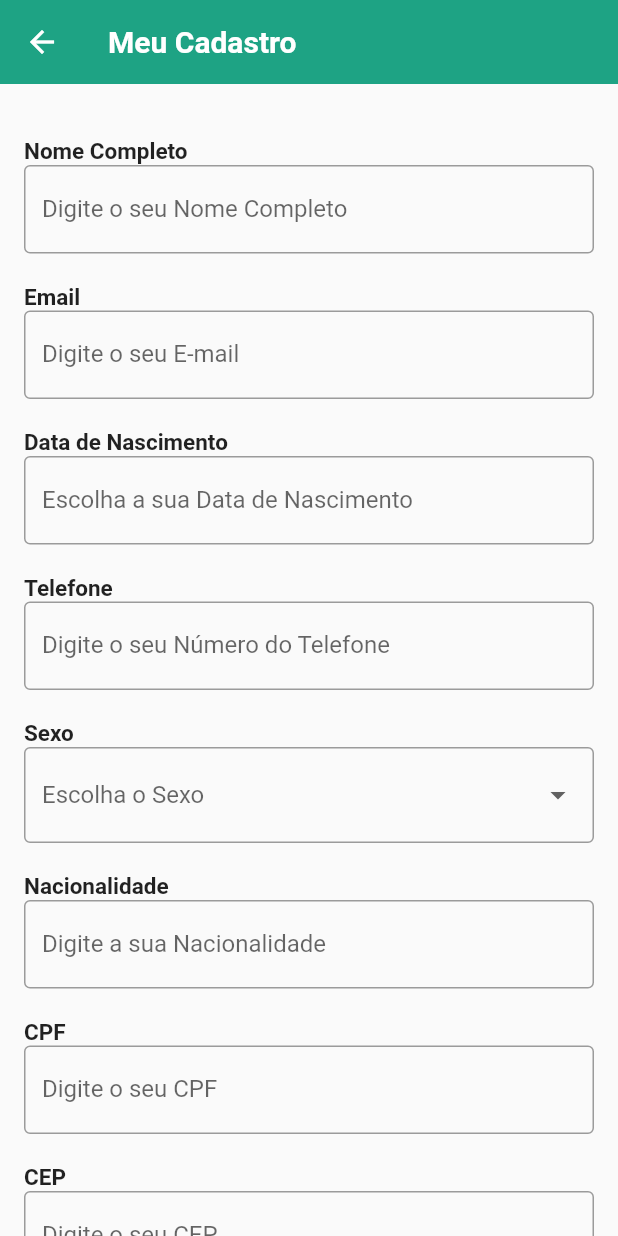
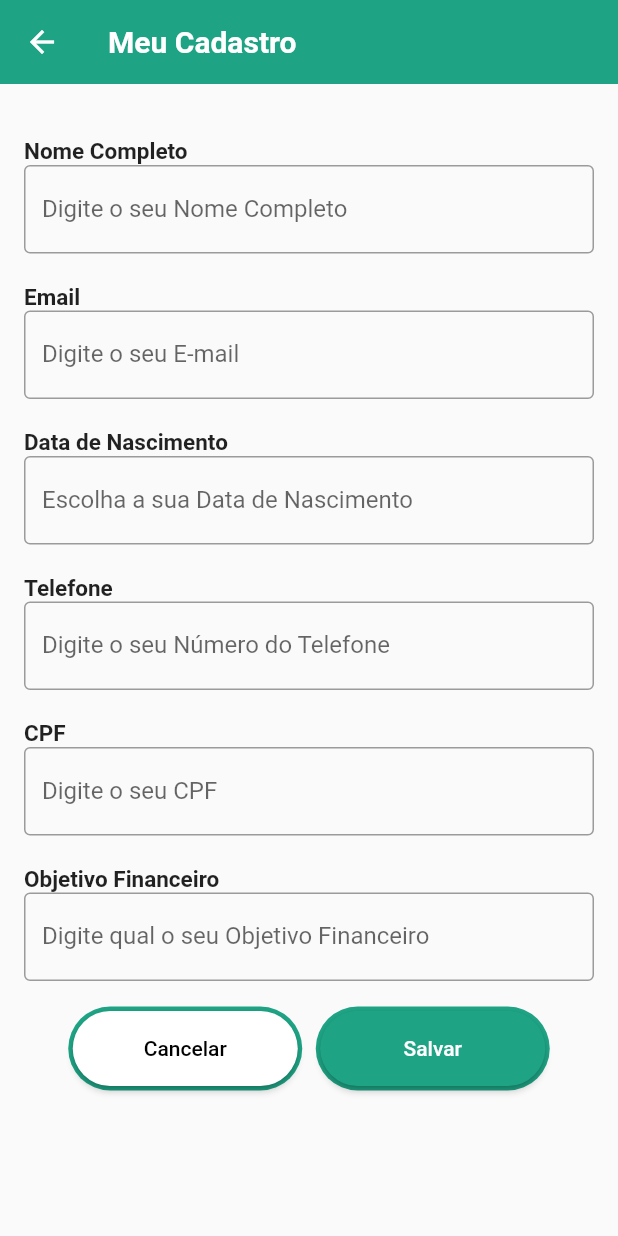
Before and after one commit to AmaralFLucas/prospere_ai, a Flutter app: the screen it shows once a user with an empty profile is signed in, in the side drawer, after a tap on "Meu Cadastro", on a phone screen of 412 x 824 dp. Run offline on Flutter 3.47's test engine with Material 3 defaults, Android fonts, the phone set to English and light mode, and no system bars; our stand-ins replace avatar_glow, cloud_firestore, firebase_auth, firebase_core, fl_chart, flutter_masked_text2 and 5 more; missing offline and left inert: excel, floating_action_bubble, string_similarity; accounts and stored records are empty.

Commit message:
ajustando alguns erros

```diff
--- a/lib/components/customBottomAppBar.dart
+++ b/lib/components/customBottomAppBar.dart
@@ -36,8 +36,7 @@ class CustomBottomAppBar extends StatelessWidget {
 
   @override
   Widget build(BuildContext context) {
-    return Expanded(
-      child: BottomAppBar(
+    return BottomAppBar(
       notchMargin: 5,
       shape: const CircularNotchedRectangle(),
       color: const Color.fromARGB(255, 230, 234, 236),
@@ -52,7 +51,6 @@ class CustomBottomAppBar extends StatelessWidget {
           buildNavBarItem(Icons.more_horiz, 'Mais', 3),
         ],
       ),
-      ),
     );
   }
 }
--- a/lib/services/bancoDeDados.dart
+++ b/lib/services/bancoDeDados.dart
@@ -94,6 +94,7 @@ Future<void> addCategoriasPadrao(String userId) async {
     {'nome': 'Lazer', 'icone': Icons.local_activity.codePoint},
     {'nome': 'Educação', 'icone': Icons.school.codePoint},
     {'nome': 'Outros', 'icone': Icons.more_horiz.codePoint},
+    {'nome': 'Supermercado', 'icone': Icons.shopping_cart.codePoint},
   ];
 
   // Adiciona as categorias de receitas
--- a/lib/views/cadastro.dart
+++ b/lib/views/cadastro.dart
@@ -110,7 +110,7 @@ class _CadastroState extends State<Cadastro> {
             mainAxisAlignment: MainAxisAlignment.center,
             children: [
               Image.asset(
-                'images/novalogo_porco2.png',
+                'assets/images/novalogo_porco2.png',
                 width: 150,
                 height: 150,
               ),
--- a/lib/views/homePage.dart
+++ b/lib/views/homePage.dart
@@ -66,8 +66,10 @@ class _HomePageState extends State<HomePage>
             userId: uid,
           ),
           Transacoes(userId: uid),
-          Planejamento(userId: uid,),
-          const Mais(),
+          Planejamento(
+            userId: uid,
+          ),
+          Mais(),
         ],
       ),
       floatingActionButton: FloatingActionButton(
--- a/lib/views/inicioCadastro.dart
+++ b/lib/views/inicioCadastro.dart
@@ -47,7 +47,7 @@ class InicioCadastro extends StatelessWidget {
                   minimumSize: const Size(double.infinity, 50),
                 ),
                 icon: Image.asset(
-                  'images/google_logo.png',
+                  'assets/images/google_logo.png',
                   width: 24,
                   height: 24,
                 ),
--- a/lib/views/meuCadastro.dart
+++ b/lib/views/meuCadastro.dart
@@ -103,19 +103,8 @@ class _MeuCadastroState extends State<MeuCadastro> {
                     _buildTextField(
                         _telefoneController, 'Digite o seu Número do Telefone',
                         keyboardType: TextInputType.phone),
-                    _buildTextLabel('Sexo'),
-                    _buildSexoDropdown(),
-                    _buildTextLabel('Nacionalidade'),
-                    _buildTextField(
-                        _cidadeController, 'Digite a sua Nacionalidade'),
                     _buildTextLabel('CPF'),
                     _buildTextField(_cpfController, 'Digite o seu CPF'),
-                    _buildTextLabel('CEP'),
-                    _buildTextField(_cepController, 'Digite o seu CEP'),
-                    _buildTextLabel('Cidade'),
-                    _buildTextField(_cidadeController, 'Digite a sua Cidade'),
-                    _buildTextLabel('Estado'),
-                    _buildTextField(_estadoController, 'Digite o seu Estado'),
                     _buildTextLabel('Objetivo Financeiro'),
                     _buildTextField(_objetivoFinanceiroController,
                         'Digite qual o seu Objetivo Financeiro'),
--- a/pubspec.yaml
+++ b/pubspec.yaml
@@ -48,6 +48,7 @@ dependencies:
   firebase_storage:
   flutter_masked_text2: ^0.9.1
   excel: ^2.0.7
+  pdf: ^3.8.1
 
   # The following adds the Cupertino Icons font to your application.
   # Use with the CupertinoIcons class for iOS style icons.
```
Also changed, not shown: lib/views/planejamento.dart (+34 -16 lines), lib/views/relatorio.dart (+61 -10 lines), pubspec.lock. Lines whose indentation alone changed are shown as unchanged.
